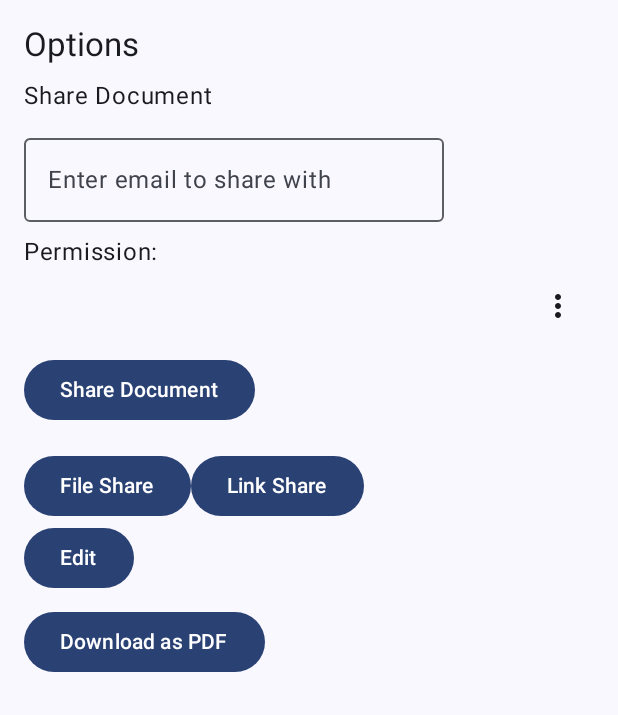
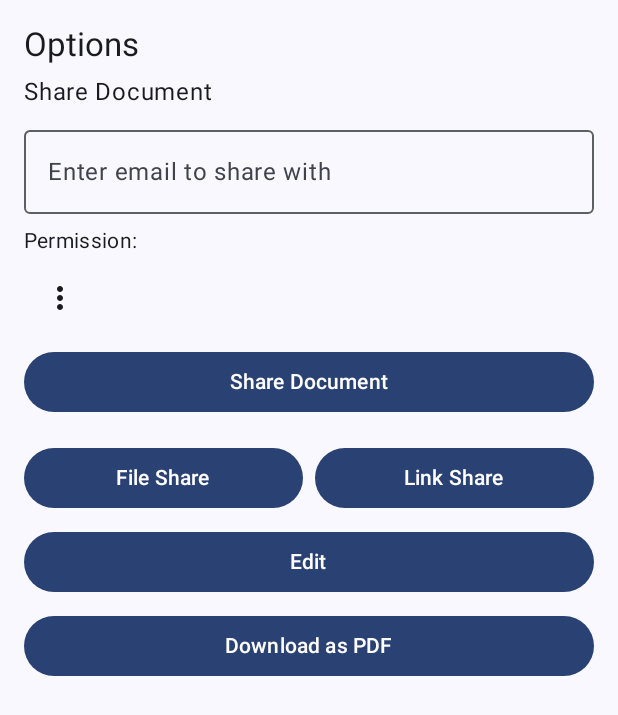
Before and after one commit to mohitdamke/GoogleDoc, an Android app built with Jetpack Compose: the composable DocumentBottomSheetContent shown on its own in the app's theme, on a phone screen of 412 x 824 dp. Shown: the top 715 px of the screen. Run offline under Robolectric (Android 15) with nearby library versions, the phone set to English and light mode, and no system bars; our stand-ins replace livedata-compose; 10 statements that could not run were skipped.

```diff
--- a/app/src/main/java/com/example/googledoc/presentation/DocumentViewScreen.kt
+++ b/app/src/main/java/com/example/googledoc/presentation/DocumentViewScreen.kt
@@ -5,8 +5,10 @@ import android.net.Uri
 import android.os.Environment
 import android.webkit.WebView
 import android.widget.Toast
+import androidx.compose.foundation.layout.Arrangement
 import androidx.compose.foundation.layout.Box
 import androidx.compose.foundation.layout.Column
+import androidx.compose.foundation.layout.PaddingValues
 import androidx.compose.foundation.layout.Row
 import androidx.compose.foundation.layout.Spacer
 import androidx.compose.foundation.layout.fillMaxSize
@@ -110,24 +112,24 @@ fun DocumentViewScreen(
         }
     ) { paddingValues ->
         if (isLoading) {
-            Box(modifier = Modifier.fillMaxSize(), contentAlignment = Alignment.Center) {
+            Box(modifier = modifier.fillMaxSize(), contentAlignment = Alignment.Center) {
                 CircularProgressIndicator()
             }
         } else {
             document?.let {
                 Column(
-                    modifier = Modifier
+                    modifier = modifier
                         .fillMaxSize()
                         .padding(paddingValues)
                 ) {
-                    Spacer(modifier = Modifier.height(16.dp))
+                    Spacer(modifier = modifier.height(16.dp))
                     AndroidView(
                         factory = { context ->
                             WebView(context).apply {
                                 loadData(it.content, "text/html", "UTF-8")
                             }
                         },
-                        modifier = Modifier.weight(1f)
+                        modifier = modifier.weight(1f)
                     )
                 }
             }
@@ -219,6 +221,7 @@ fun DocumentViewScreen(
 
 @Composable
 fun DocumentBottomSheetContent(
+    modifier: Modifier = Modifier,
     onDismiss: () -> Unit,
     onFileShare: () -> Unit,
     onLinkShare: () -> Unit,
@@ -231,30 +234,38 @@ fun DocumentBottomSheetContent(
     var emailToShare by remember { mutableStateOf("") }
     var permission by remember { mutableStateOf("view") } // Default to view permission
 
-    Column(modifier = Modifier.padding(16.dp)) {
-        Text(text = "Options", style = MaterialTheme.typography.titleLarge)
-        Spacer(modifier = Modifier.height(8.dp))
+    Column(
+        modifier = modifier
+            .padding(16.dp)
+            .fillMaxWidth()
+    ) {
+        Text(
+            text = "Options",
+            style = MaterialTheme.typography.titleLarge,
+            modifier = Modifier.padding(bottom = 8.dp)
+        )
 
         // Sharing Section
-        Text(text = "Share Document")
-        Spacer(modifier = Modifier.height(8.dp))
+        Text(
+            text = "Share Document",
+            style = MaterialTheme.typography.bodyLarge,
+            modifier = Modifier.padding(bottom = 8.dp)
+        )
 
         // Email input field
         OutlinedTextField(
             value = emailToShare,
             onValueChange = { emailToShare = it },
-            label = { Text("Enter email to share with") }
+            label = { Text("Enter email to share with") },
+            modifier = Modifier.fillMaxWidth()
         )
         Spacer(modifier = Modifier.height(8.dp))
 
         // Permission selector (view or edit)
-        Text(text = "Permission:")
-        Spacer(modifier = Modifier.width(8.dp))
-
+        Text(text = "Permission:", style = MaterialTheme.typography.bodyMedium)
+        Spacer(modifier = Modifier.height(4.dp))
         Box(
-            modifier = Modifier
-                .fillMaxWidth()
-                .wrapContentSize(Alignment.TopEnd)
+            modifier = Modifier.fillMaxWidth()
         ) {
             IconButton(onClick = { expanded = !expanded }) {
                 Icon(
@@ -279,45 +290,69 @@ fun DocumentBottomSheetContent(
 
         Spacer(modifier = Modifier.height(8.dp))
 
-        Button(onClick = {
+        Button(
+            onClick = {
                 // Call the share document logic
                 onShareDocument(emailToShare, permission)
                 onDismiss()
-        }) {
+            },
+            modifier = Modifier.fillMaxWidth()
+        ) {
             Text("Share Document")
         }
 
         Spacer(modifier = Modifier.height(16.dp))
 
-        Row {
-            Button(onClick = {
+        Row(
+            horizontalArrangement = Arrangement.SpaceBetween,
+            modifier = Modifier.fillMaxWidth()
+        ) {
+            Button(
+                onClick = {
                     onFileShare()
                     onDismiss()
-            }) {
+                },
+                modifier = Modifier.weight(1f),
+                contentPadding = PaddingValues(horizontal = 16.dp)
+            ) {
                 Text("File Share")
             }
 
-            Button(onClick = {
+            Spacer(modifier = Modifier.width(8.dp))
+
+            Button(
+                onClick = {
                     onLinkShare()
                     onDismiss()
-            }) {
+                },
+                modifier = Modifier.weight(1f),
+                contentPadding = PaddingValues(horizontal = 16.dp)
+            ) {
                 Text("Link Share")
             }
         }
 
-        Button(onClick = {
+        Spacer(modifier = Modifier.height(8.dp))
+
+        Button(
+            onClick = {
                 onEdit()
                 onDismiss()
-        }) {
+            },
+            modifier = Modifier.fillMaxWidth()
+        ) {
             Text("Edit")
         }
 
         Spacer(modifier = Modifier.height(8.dp))
 
-        Button(onClick = {
+        Button(
+            onClick = {
                 onDownloadPdf(document)
                 onDismiss()
-        }) {
+            },
+            modifier = Modifier.fillMaxWidth()
+        ) {
             Text("Download as PDF")
         }
     }
```
Also changed, not shown: app/src/main/java/com/example/googledoc/presentation/HomeScreen.kt (+73 -35 lines). Lines whose indentation alone changed are shown as unchanged.
